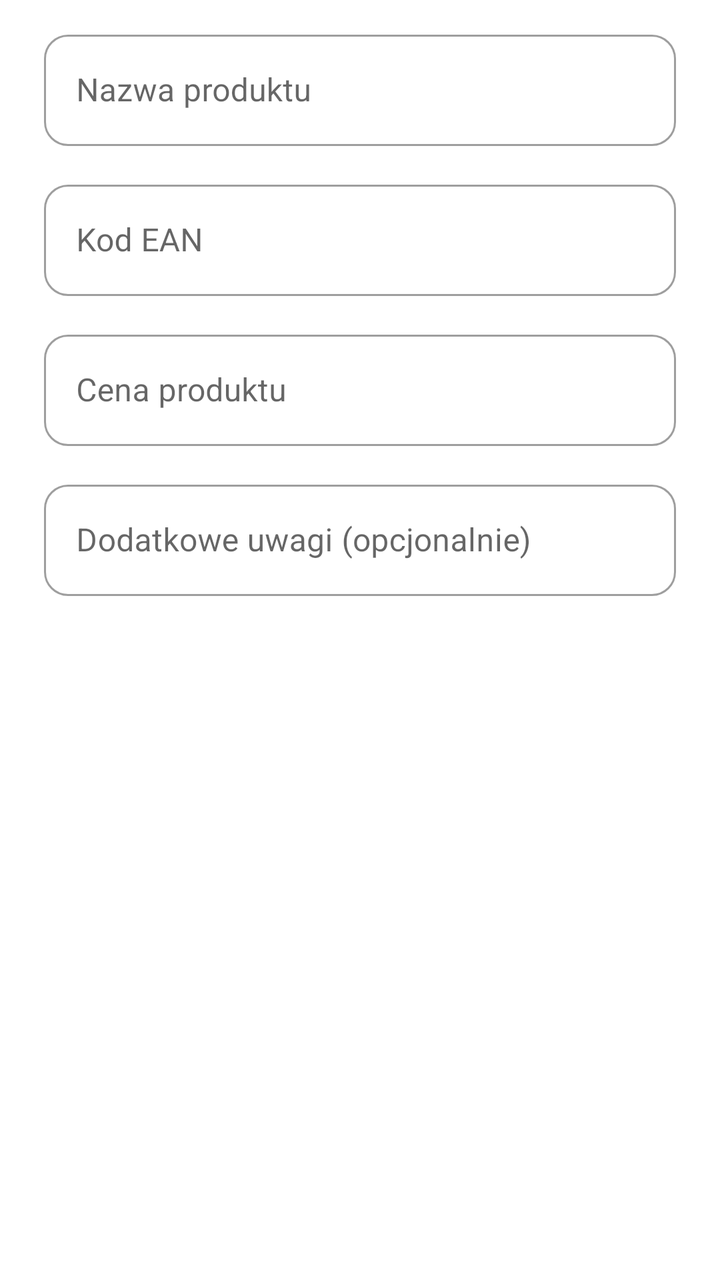
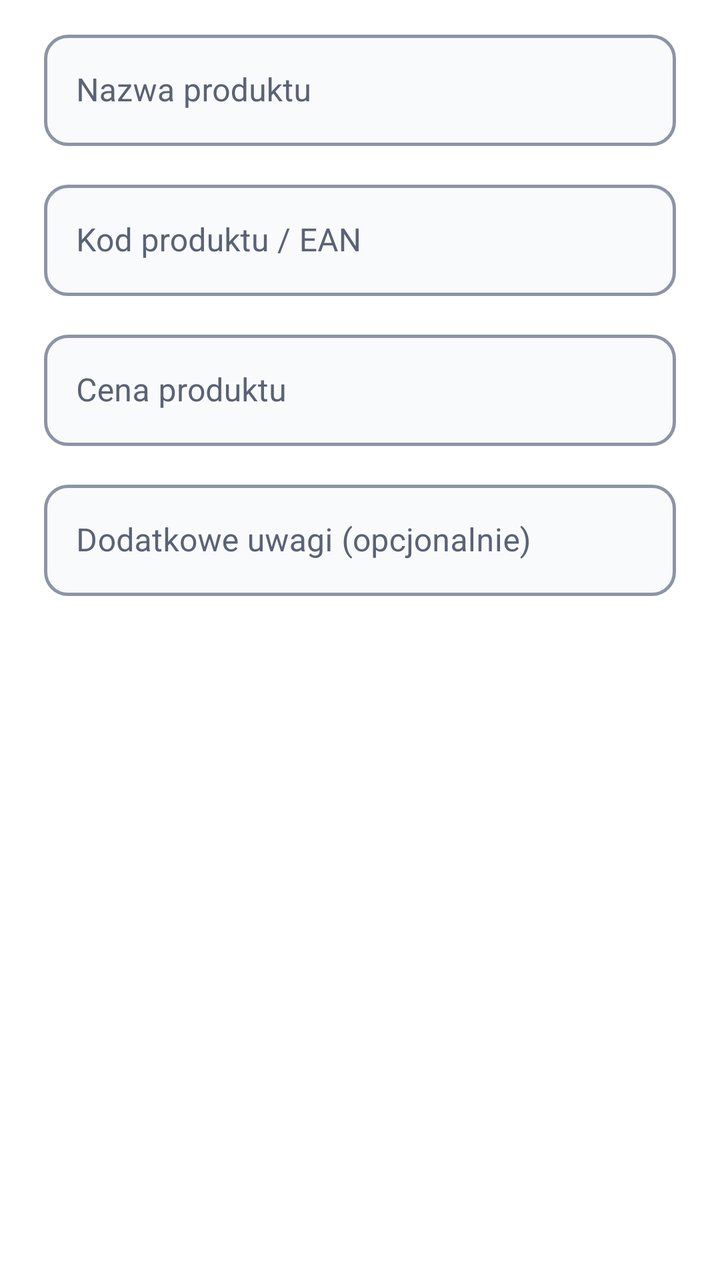

Two renders of the same Android screen: before a commit and after it. Below are the layout's source before the change and the commit's diff.
<!-- AndroidManifest.xml: application theme Theme.EAN_code_scanner -->
<!-- res/layout/add_product.xml -->
<?xml version="1.0" encoding="utf-8"?>
<LinearLayout xmlns:android="http://schemas.android.com/apk/res/android"
    xmlns:app="http://schemas.android.com/apk/res-auto"
    android:layout_width="match_parent"
    android:layout_height="wrap_content"
    android:orientation="vertical"
    android:paddingHorizontal="22dp"
    android:paddingTop="12dp"
    android:paddingBottom="8dp">

    <com.google.android.material.textfield.TextInputLayout
        style="@style/Widget.MaterialComponents.TextInputLayout.OutlinedBox"
        android:layout_width="match_parent"
        android:layout_height="wrap_content"
        android:hint="Nazwa produktu"
        app:boxCornerRadiusBottomEnd="12dp"
        app:boxCornerRadiusBottomStart="12dp"
        app:boxCornerRadiusTopEnd="12dp"
        app:boxCornerRadiusTopStart="12dp">

        <com.google.android.material.textfield.TextInputEditText
            android:id="@+id/nameInp"
            android:layout_width="match_parent"
            android:layout_height="wrap_content"
            android:imeOptions="actionNext"
            android:inputType="textCapSentences" />

    </com.google.android.material.textfield.TextInputLayout>

    <com.google.android.material.textfield.TextInputLayout
        style="@style/Widget.MaterialComponents.TextInputLayout.OutlinedBox"
        android:layout_width="match_parent"
        android:layout_height="wrap_content"
        android:layout_marginTop="14dp"
        android:hint="Kod EAN"
        app:boxCornerRadiusBottomEnd="12dp"
        app:boxCornerRadiusBottomStart="12dp"
        app:boxCornerRadiusTopEnd="12dp"
        app:boxCornerRadiusTopStart="12dp">

        <com.google.android.material.textfield.TextInputEditText
            android:id="@+id/eanInp"
            android:layout_width="match_parent"
            android:layout_height="wrap_content"
            android:imeOptions="actionNext"
            android:inputType="number" />

    </com.google.android.material.textfield.TextInputLayout>

    <com.google.android.material.textfield.TextInputLayout
        style="@style/Widget.MaterialComponents.TextInputLayout.OutlinedBox"
        android:layout_width="match_parent"
        android:layout_height="wrap_content"
        android:layout_marginTop="14dp"
        android:hint="Cena produktu"
        app:boxCornerRadiusBottomEnd="12dp"
        app:boxCornerRadiusBottomStart="12dp"
        app:boxCornerRadiusTopEnd="12dp"
        app:boxCornerRadiusTopStart="12dp"
        app:suffixText="zł">

        <com.google.android.material.textfield.TextInputEditText
            android:id="@+id/priceInp"
            android:layout_width="match_parent"
            android:layout_height="wrap_content"
            android:imeOptions="actionNext"
            android:inputType="numberDecimal" />

    </com.google.android.material.textfield.TextInputLayout>

    <com.google.android.material.textfield.TextInputLayout
        style="@style/Widget.MaterialComponents.TextInputLayout.OutlinedBox"
        android:layout_width="match_parent"
        android:layout_height="wrap_content"
        android:layout_marginTop="14dp"
        android:hint="Dodatkowe uwagi (opcjonalnie)"
        app:boxCornerRadiusBottomEnd="12dp"
        app:boxCornerRadiusBottomStart="12dp"
        app:boxCornerRadiusTopEnd="12dp"
        app:boxCornerRadiusTopStart="12dp">

        <com.google.android.material.textfield.TextInputEditText
            android:id="@+id/additionalCommentsInp"
            android:layout_width="match_parent"
            android:layout_height="wrap_content"
            android:imeOptions="actionDone"
            android:inputType="textCapSentences|textMultiLine"
            android:maxLines="3" />

    </com.google.android.material.textfield.TextInputLayout>
</LinearLayout>
<!-- resources referenced by this layout -->
<resources>
  <style name="Theme.EAN_code_scanner" parent="Theme.MaterialComponents.DayNight.DarkActionBar">
          
          <item name="colorPrimary">@color/purple_500</item>
          <item name="colorPrimaryVariant">@color/purple_700</item>
          <item name="colorOnPrimary">@color/white</item>
          
          <item name="colorSecondary">@color/teal_200</item>
          <item name="colorSecondaryVariant">@color/teal_700</item>
          <item name="colorOnSecondary">@color/black</item>
          
          <item name="android:statusBarColor">?attr/colorPrimaryVariant</item>
          
      </style>
  <color name="purple_500">#FF5E35B1</color>
  <color name="purple_700">#FF4527A0</color>
  <color name="white">#FFFFFFFF</color>
  <color name="teal_200">#FF03DAC5</color>
  <color name="teal_700">#FF018786</color>
  <color name="black">#FF1C1B1F</color>
</resources>

<!-- the commit's change to res/layout/add_product.xml (unified diff, before → after) -->
@@ -13,6 +13,12 @@
         android:layout_width="match_parent"
         android:layout_height="wrap_content"
         android:hint="Nazwa produktu"
+        android:textColorHint="@color/text_secondary"
+        app:hintTextColor="@color/purple_500"
+        app:boxStrokeColor="@color/input_box_stroke"
+        app:boxStrokeWidth="1.5dp"
+        app:boxStrokeWidthFocused="2dp"
+        app:boxBackgroundColor="@color/input_bg"
         app:boxCornerRadiusBottomEnd="12dp"
         app:boxCornerRadiusBottomStart="12dp"
         app:boxCornerRadiusTopEnd="12dp"
@@ -23,7 +29,8 @@
             android:layout_width="match_parent"
             android:layout_height="wrap_content"
             android:imeOptions="actionNext"
-            android:inputType="textCapSentences" />
+            android:inputType="textCapSentences"
+            android:textColor="@color/text_primary" />
 
     </com.google.android.material.textfield.TextInputLayout>
 
@@ -32,7 +39,13 @@
         android:layout_width="match_parent"
         android:layout_height="wrap_content"
         android:layout_marginTop="14dp"
-        android:hint="Kod EAN"
+        android:hint="Kod produktu / EAN"
+        android:textColorHint="@color/text_secondary"
+        app:hintTextColor="@color/purple_500"
+        app:boxStrokeColor="@color/input_box_stroke"
+        app:boxStrokeWidth="1.5dp"
+        app:boxStrokeWidthFocused="2dp"
+        app:boxBackgroundColor="@color/input_bg"
         app:boxCornerRadiusBottomEnd="12dp"
         app:boxCornerRadiusBottomStart="12dp"
         app:boxCornerRadiusTopEnd="12dp"
@@ -43,7 +56,8 @@
             android:layout_width="match_parent"
             android:layout_height="wrap_content"
             android:imeOptions="actionNext"
-            android:inputType="number" />
+            android:inputType="text"
+            android:textColor="@color/text_primary" />
 
     </com.google.android.material.textfield.TextInputLayout>
 
@@ -53,18 +67,26 @@
         android:layout_height="wrap_content"
         android:layout_marginTop="14dp"
         android:hint="Cena produktu"
+        android:textColorHint="@color/text_secondary"
+        app:hintTextColor="@color/purple_500"
+        app:boxStrokeColor="@color/input_box_stroke"
+        app:boxStrokeWidth="1.5dp"
+        app:boxStrokeWidthFocused="2dp"
+        app:boxBackgroundColor="@color/input_bg"
         app:boxCornerRadiusBottomEnd="12dp"
         app:boxCornerRadiusBottomStart="12dp"
         app:boxCornerRadiusTopEnd="12dp"
         app:boxCornerRadiusTopStart="12dp"
-        app:suffixText="zł">
+        app:suffixText="zł"
+        app:suffixTextColor="@color/text_secondary">
 
         <com.google.android.material.textfield.TextInputEditText
             android:id="@+id/priceInp"
             android:layout_width="match_parent"
             android:layout_height="wrap_content"
             android:imeOptions="actionNext"
-            android:inputType="numberDecimal" />
+            android:inputType="numberDecimal"
+            android:textColor="@color/text_primary" />
 
     </com.google.android.material.textfield.TextInputLayout>
 
@@ -74,6 +96,12 @@
         android:layout_height="wrap_content"
         android:layout_marginTop="14dp"
         android:hint="Dodatkowe uwagi (opcjonalnie)"
+        android:textColorHint="@color/text_secondary"
+        app:hintTextColor="@color/purple_500"
+        app:boxStrokeColor="@color/input_box_stroke"
+        app:boxStrokeWidth="1.5dp"
+        app:boxStrokeWidthFocused="2dp"
+        app:boxBackgroundColor="@color/input_bg"
         app:boxCornerRadiusBottomEnd="12dp"
         app:boxCornerRadiusBottomStart="12dp"
         app:boxCornerRadiusTopEnd="12dp"
@@ -85,7 +113,8 @@
             android:layout_height="wrap_content"
             android:imeOptions="actionDone"
             android:inputType="textCapSentences|textMultiLine"
-            android:maxLines="3" />
+            android:maxLines="3"
+            android:textColor="@color/text_primary" />
 
     </com.google.android.material.textfield.TextInputLayout>
 </LinearLayout>
<!-- resource entries referenced after the edit -->
@@ -1,6 +1,7 @@
 <!-- resources referenced by this layout -->
 <resources>
-  <style name="Theme.EAN_code_scanner" parent="Theme.MaterialComponents.DayNight.DarkActionBar">
+  <color name="input_bg">#FFF9FAFC</color>
+  <style name="Theme.EAN_code_scanner" parent="Theme.MaterialComponents.Light.DarkActionBar">
           
           <item name="colorPrimary">@color/purple_500</item>
           <item name="colorPrimaryVariant">@color/purple_700</item>
@@ -9,15 +10,19 @@
           <item name="colorSecondary">@color/teal_200</item>
           <item name="colorSecondaryVariant">@color/teal_700</item>
           <item name="colorOnSecondary">@color/black</item>
+          <item name="colorSurface">@color/surface_card</item>
+          <item name="colorOnSurface">@color/text_primary</item>
           
           <item name="android:statusBarColor">?attr/colorPrimaryVariant</item>
-          
       </style>
   <color name="purple_500">#FF5E35B1</color>
+  <color name="text_primary">#FF1F2430</color>
+  <color name="text_secondary">#FF5A6275</color>
   <color name="purple_700">#FF4527A0</color>
   <color name="white">#FFFFFFFF</color>
   <color name="teal_200">#FF03DAC5</color>
   <color name="teal_700">#FF018786</color>
   <color name="black">#FF1C1B1F</color>
+  <color name="surface_card">#FFFFFFFF</color>
 </resources>
 
